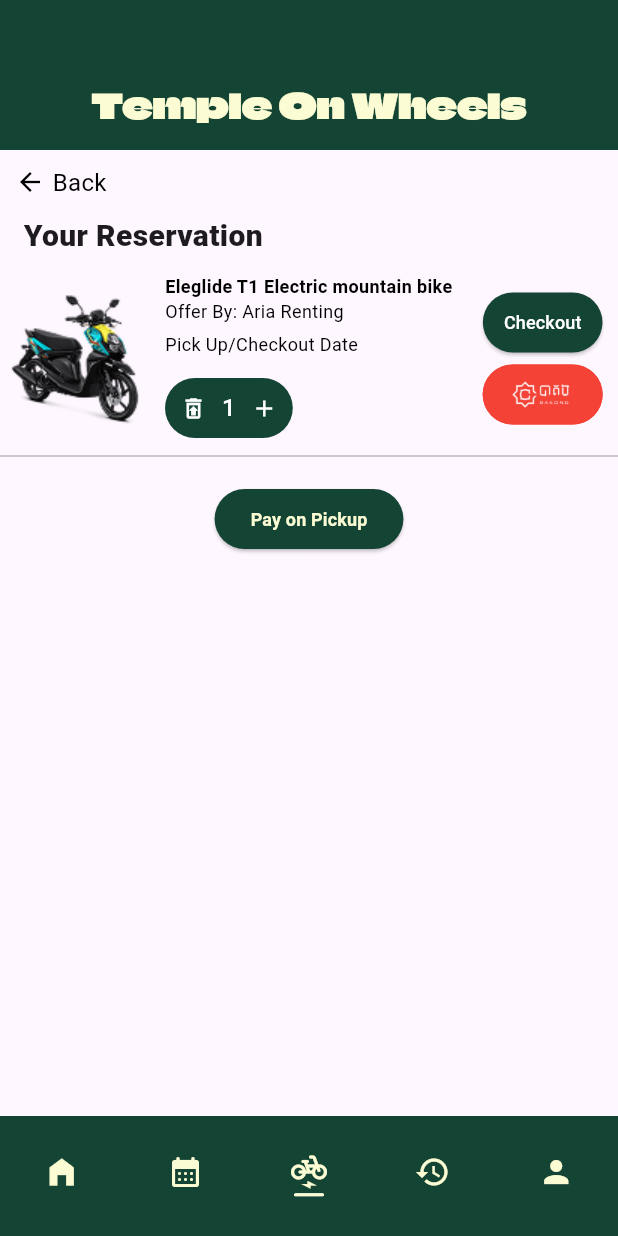
After one commit to Sovichet-Rathanak/Temple-On-Wheel, a Flutter app: the ConfirmBooking screen opened by its route, on a phone screen of 412 x 824 dp. The commit adds this screen. Run offline on Flutter 3.47's test engine with Material 3 defaults, Android fonts, the phone set to English and light mode, and no system bars; our stand-ins replace flutter_credit_card, flutter_rating_bar, go_router.

Commit message:
add Confirm Booking Page

```diff
--- /dev/null
+++ b/lib/confirm_booking/ItemBox.dart
@@ -0,0 +1,217 @@
+import 'package:flutter/material.dart';
+import 'package:go_router/go_router.dart';
+import 'package:temple_on_wheel/constants/theme.dart';
+
+var num = 1;
+
+class ItemBox extends StatelessWidget {
+  final String imagePath;
+
+  const ItemBox({super.key, required this.imagePath});
+
+  @override
+  Widget build(BuildContext context) {
+    return Column(
+      crossAxisAlignment: CrossAxisAlignment.start,
+      children: [
+        SizedBox(height: 10),
+
+        Column(
+          crossAxisAlignment: CrossAxisAlignment.start,
+          children: [
+            Row(
+              children: [
+                SizedBox(width: 10),
+
+                Icon(Icons.arrow_back, color: Colors.black, size: 20),
+                SizedBox(width: 5),
+                Text(
+                  'Back',
+                  style: TextStyle(color: Colors.black, fontSize: 16),
+                ),
+              ],
+            ),
+            SizedBox(height: 10),
+
+            Text(
+              "   Your Reservation",
+              style: TextStyle(fontSize: 20, fontWeight: FontWeight.w900),
+            ),
+          ],
+        ),
+
+        SizedBox(height: 10),
+
+        Row(
+          children: [
+            Image.asset(imagePath, width: 100, height: 100),
+
+            SizedBox(width: 10),
+
+            Column(
+              crossAxisAlignment: CrossAxisAlignment.start,
+              children: [
+                Column(
+                  crossAxisAlignment: CrossAxisAlignment.start,
+                  children: [
+                    Text(
+                      'Eleglide T1 Electric mountain bike',
+                      style: TextStyle(
+                        color: Colors.black,
+                        fontSize: 12,
+                        fontWeight: FontWeight.bold,
+                      ),
+                    ),
+                    SizedBox(width: 5),
+                    Text(
+                      'Offer By: Aria Renting',
+                      style: TextStyle(color: Colors.black, fontSize: 12),
+                    ),
+                  ],
+                ),
+                SizedBox(height: 5),
+
+                Text(
+                  'Pick Up/Checkout Date',
+                  style: TextStyle(color: Colors.black, fontSize: 12),
+                ),
+                SizedBox(height: 10),
+
+                Button(),
+                // TextButton(
+                //   style: TextButton.styleFrom(
+                //     backgroundColor: kMainThemeColor,
+                //     padding: EdgeInsets.fromLTRB(10, 4, 10, 4),
+                //   ),
+                //   onPressed: () {
+                //     num += 1;
+                //   },
+                //   child: Row(
+                //     children: [
+                //       Icon(
+                //         Icons.restore_from_trash_outlined,
+                //         color: Colors.white,
+                //       ),
+                //       SizedBox(width: 10),
+                //       Text(
+                //         num.toString(),
+                //         style: TextStyle(color: Colors.white, fontSize: 16),
+                //       ),
+                //       SizedBox(width: 10),
+                //       Icon(Icons.add, color: Colors.white),
+                //     ],
+                //   ),
+                // ),
+              ],
+            ),
+
+            SizedBox(width: 20),
+
+            Expanded(
+              flex: 1,
+              child: Column(
+                crossAxisAlignment: CrossAxisAlignment.center,
+                children: [
+                  ElevatedButton(
+                    style: ElevatedButton.styleFrom(
+                      backgroundColor: Color(0xFF144434),
+                      padding: EdgeInsets.symmetric(
+                        horizontal: 14,
+                        vertical: 10,
+                      ),
+                    ),
+                    onPressed: () {
+                      context.goNamed('detail');
+                    },
+                    child: Text(
+                      'Checkout',
+                      style: TextStyle(color: Colors.white, fontSize: 12),
+                    ),
+                  ),
+                  TextButton(
+                    style: ButtonStyle(
+                      backgroundColor: WidgetStateProperty.all(Colors.red),
+                      fixedSize: WidgetStateProperty.all(Size(80, 15)),
+                      shape: WidgetStateProperty.all<RoundedRectangleBorder>(
+                        RoundedRectangleBorder(
+                          borderRadius: BorderRadius.circular(20.0),
+                          side: BorderSide(color: Colors.red),
+                        ),
+                      ),
+                    ),
+                    onPressed: () {},
+                    child: Image.asset(
+                      'assets/bakong_logo.png',
+                      // height: 100,
+                    ),
+                  ),
+                ],
+              ),
+            ),
+
+            SizedBox(width: 10),
+          ],
+        ),
+
+        Divider(color: Color(0x40000000), thickness: 1),
+        SizedBox(height: 10),
+
+        Row(
+          mainAxisAlignment: MainAxisAlignment.center,
+          children: [
+            ElevatedButton(
+              style: ButtonStyle(
+                backgroundColor: WidgetStateProperty.all(kMainThemeColor),
+              ),
+              onPressed: () {
+                print("pay on pickup");
+              },
+              child: Text(
+                'Pay on Pickup',
+                style: TextStyle(
+                  color: kSecondaryThemeColor,
+                  fontSize: 12,
+                  fontWeight: FontWeight.bold,
+                ),
+              ),
+            ),
+          ],
+        ),
+      ],
+    );
+  }
+}
+
+class Button extends StatefulWidget {
+  const Button({super.key});
+
+  @override
+  State<Button> createState() => _ButtonState();
+}
+
+class _ButtonState extends State<Button> {
+  @override
+  Widget build(BuildContext context) {
+    return TextButton(
+      style: TextButton.styleFrom(
+        backgroundColor: kMainThemeColor,
+        padding: EdgeInsets.fromLTRB(10, 4, 10, 4),
+      ),
+      onPressed: () {
+        num += 1;
+      },
+      child: Row(
+        children: [
+          Icon(Icons.restore_from_trash_outlined, color: Colors.white),
+          SizedBox(width: 10),
+          Text(
+            num.toString(),
+            style: TextStyle(color: Colors.white, fontSize: 16),
+          ),
+          SizedBox(width: 10),
+          Icon(Icons.add, color: Colors.white),
+        ],
+      ),
+    );
+  }
+}
--- /dev/null
+++ b/lib/confirm_booking/confirm_booking.dart
@@ -0,0 +1,48 @@
+import 'package:flutter/material.dart';
+import 'package:temple_on_wheel/confirm_booking/ItemBox.dart';
+import 'package:temple_on_wheel/constants/theme.dart';
+
+final List<String> motorbikes = [
+  'assets/motorbike1.png',
+  'assets/motorbike1.png',
+  'assets/motorbike2.png',
+  'assets/motorbike2.png',
+  'assets/motorbike3.png',
+  'assets/motorbike3.png',
+  'assets/motorbike1.png',
+];
+
+class ConfirmBooking extends StatelessWidget {
+  const ConfirmBooking({super.key});
+
+  @override
+  Widget build(BuildContext context) {
+    return Scaffold(
+      body: CustomScrollView(
+        slivers: [
+          SliverAppBar(
+            // leading: Text(""),
+            backgroundColor: kMainThemeColor,
+            centerTitle: false,
+            expandedHeight: 100,
+            floating: true,
+            pinned: true,
+            flexibleSpace: FlexibleSpaceBar(
+              centerTitle: true,
+              background: Container(color: kMainThemeColor),
+              title: Text(
+                "Temple On Wheels",
+                style: TextStyle(
+                  fontFamily: "ClimateCrisis",
+                  color: kSecondaryThemeColor,
+                  fontSize: 15,
+                ),
+              ),
+            ),
+          ),
+          SliverToBoxAdapter(child: ItemBox(imagePath: motorbikes[0])),
+        ],
+      ),
+    );
+  }
+}
--- a/lib/routers/router.dart
+++ b/lib/routers/router.dart
@@ -1,5 +1,6 @@
 import 'package:go_router/go_router.dart';
 import 'package:temple_on_wheel/browse/browse.dart';
+import 'package:temple_on_wheel/confirm_booking/confirm_booking.dart';
 import 'package:temple_on_wheel/layout/primary_layout.dart';
 import 'package:temple_on_wheel/screens/Account/account_home.dart';
 import 'package:temple_on_wheel/screens/Account/general_screen.dart';
@@ -92,7 +93,7 @@
                   routes: [
                     GoRoute(
                       path: 'detail',
-                      name: 'detail',
+                      name: 'detail1',
                       builder: (context, state) => DetailScreen(),
                     ),
                   ],
@@ -120,7 +121,7 @@
             GoRoute(
               path: '/station',
               name: 'station',
-              builder: (context, state) => StationScreen(),
+              builder: (context, state) => ConfirmBooking(),
               routes: [], //use for nested route
             ),
           ],
```
Also changed, not shown: assets/bakong.jpg (added), assets/bakong_logo.png (added).
